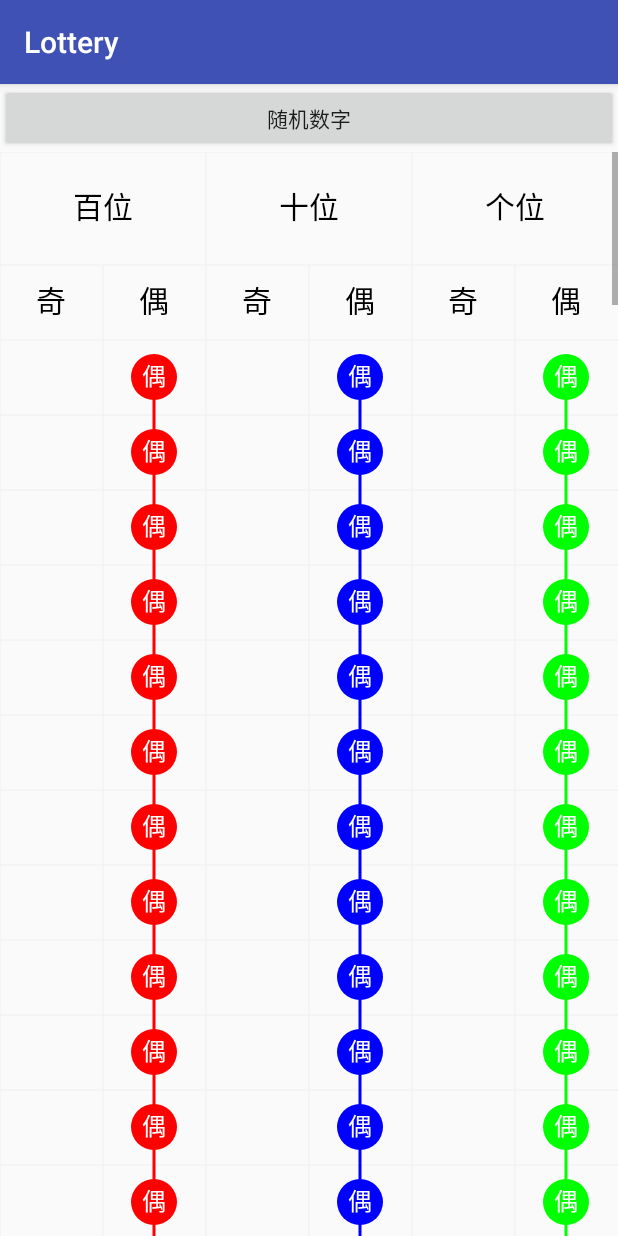
After one commit to Liberations/LotteryThread, an Android app: the LotteryActivity screen opened directly, with no data from a screen before it, on a phone screen of 412 x 824 dp. The commit adds this screen. Run offline under Robolectric (Android 15) with nearby library versions, the phone set to English and light mode, and no system bars.

Commit message:
新增3d奇偶图

```diff
--- a/app/src/main/AndroidManifest.xml
+++ b/app/src/main/AndroidManifest.xml
@@ -9,13 +9,15 @@
         android:label="@string/app_name"
         android:supportsRtl="true"
         android:theme="@style/AppTheme">
-        <activity android:name="com.caiyi.lottery.GaoPinActivity">
+        <activity android:name="com.caiyi.lottery.MainActivity">
             <intent-filter>
                 <action android:name="android.intent.action.MAIN" />
 
                 <category android:name="android.intent.category.LAUNCHER" />
             </intent-filter>
         </activity>
+        <activity android:name="com.caiyi.lottery.LotteryActivity" />
+        <activity android:name="com.caiyi.lottery.GaoPinActivity" />
     </application>
 
 </manifest>
--- /dev/null
+++ b/app/src/main/java/com/caiyi/data/BlueBall.java
@@ -0,0 +1,18 @@
+package com.caiyi.data;
+
+import android.graphics.Color;
+
+import com.caiyi.interfaces.ILotteryData;
+
+public class BlueBall implements ILotteryData {
+    public int num;
+    @Override
+    public boolean isOdd() {
+        return num/2==1;
+    }
+
+    @Override
+    public int getBgColor() {
+        return Color.BLUE;
+    }
+}
--- /dev/null
+++ b/app/src/main/java/com/caiyi/data/GreenBall.java
@@ -0,0 +1,19 @@
+package com.caiyi.data;
+
+import android.graphics.Color;
+
+import com.caiyi.interfaces.ILotteryData;
+
+public class GreenBall implements ILotteryData {
+    public int num;
+
+    @Override
+    public boolean isOdd() {
+        return num / 2 == 1;
+    }
+
+    @Override
+    public int getBgColor() {
+        return Color.GREEN;
+    }
+}
--- /dev/null
+++ b/app/src/main/java/com/caiyi/data/RedBall.java
@@ -0,0 +1,19 @@
+package com.caiyi.data;
+
+import android.graphics.Color;
+
+import com.caiyi.interfaces.ILotteryData;
+
+public class RedBall implements ILotteryData {
+    public int num;
+
+    @Override
+    public boolean isOdd() {
+        return num % 2 == 1;
+    }
+
+    @Override
+    public int getBgColor() {
+        return Color.RED;
+    }
+}
--- /dev/null
+++ b/app/src/main/java/com/caiyi/interfaces/ILotteryData.java
@@ -0,0 +1,9 @@
+package com.caiyi.interfaces;
+
+import android.graphics.Color;
+
+public interface ILotteryData {
+    boolean isOdd();//是否奇数
+
+    int getBgColor();//背景颜色
+}
--- /dev/null
+++ b/app/src/main/java/com/caiyi/lottery/LotteryActivity.java
@@ -0,0 +1,58 @@
+package com.caiyi.lottery;
+
+import android.os.Bundle;
+import android.support.annotation.Nullable;
+import android.support.v7.app.AppCompatActivity;
+import android.view.View;
+
+import com.caiyi.data.BlueBall;
+import com.caiyi.data.GreenBall;
+import com.caiyi.data.RedBall;
+import com.caiyi.interfaces.ILotteryData;
+import com.caiyi.ui.LotteryView;
+import com.lottery9188.Activity.R;
+
+import java.util.ArrayList;
+import java.util.List;
+import java.util.Random;
+
+public class LotteryActivity extends AppCompatActivity {
+    private LotteryView lotteryView;
+    List<ILotteryData> hundreds = new ArrayList<>();
+    List<ILotteryData> tens = new ArrayList<>();
+    List<ILotteryData> units = new ArrayList<>();
+
+    @Override
+    protected void onCreate(@Nullable Bundle savedInstanceState) {
+        super.onCreate(savedInstanceState);
+        setContentView(R.layout.activity_lottery);
+        lotteryView = (LotteryView) findViewById(R.id.lv);
+        test();
+    }
+
+    public void testData(View view) {
+        test();
+    }
+
+    private void test() {
+        hundreds.clear();
+        tens.clear();
+        units.clear();
+        for (int i = 0; i < 100; i++) {
+            RedBall redBall = new RedBall();
+            redBall.num =new Random().nextInt(10);
+            hundreds.add(redBall);
+        }
+        for (int i = 0; i < 100; i++) {
+            BlueBall blueBall = new BlueBall();
+            blueBall.num =new  Random().nextInt(10);
+            tens.add(blueBall);
+        }
+        for (int i = 0; i < 100; i++) {
+            GreenBall greenBall = new GreenBall();
+            greenBall.num =new  Random().nextInt(10);
+            units.add(greenBall);
+        }
+        lotteryView.setData(hundreds,tens,units);
+    }
+}
--- /dev/null
+++ b/app/src/main/java/com/caiyi/lottery/MainActivity.java
@@ -0,0 +1,25 @@
+package com.caiyi.lottery;
+
+import android.content.Intent;
+import android.os.Bundle;
+import android.support.annotation.Nullable;
+import android.support.v7.app.AppCompatActivity;
+import android.view.View;
+
+import com.lottery9188.Activity.R;
+
+public class MainActivity extends AppCompatActivity {
+    @Override
+    protected void onCreate(@Nullable Bundle savedInstanceState) {
+        super.onCreate(savedInstanceState);
+        setContentView(R.layout.activity_main);
+    }
+
+    public void testLottery(View view) {
+        startActivity(new Intent(this,LotteryActivity.class));
+    }
+
+    public void testTrendView(View view) {
+        startActivity(new Intent(this,GaoPinActivity.class));
+    }
+}
--- /dev/null
+++ b/app/src/main/java/com/caiyi/ui/LotteryView.java
@@ -0,0 +1,216 @@
+package com.caiyi.ui;
+
+import android.content.Context;
+import android.content.res.Resources;
+import android.content.res.TypedArray;
+import android.graphics.Canvas;
+import android.graphics.Color;
+import android.graphics.Paint;
+import android.support.annotation.Nullable;
+import android.util.AttributeSet;
+import android.util.Log;
+import android.view.MotionEvent;
+import android.view.View;
+import android.view.ViewGroup;
+import android.widget.RelativeLayout;
+import android.widget.ScrollView;
+import android.widget.Scroller;
+import android.widget.TextView;
+
+import com.caiyi.interfaces.ILotteryData;
+import com.lottery9188.Activity.R;
+
+import java.util.ArrayList;
+import java.util.List;
+
+public class LotteryView extends View {
+    private Context context;
+    private List<ILotteryData> hundreds;
+    private List<ILotteryData> tens;
+    private List<ILotteryData> units;
+    private int divColor;// 分割线颜色
+    private int ballTextColor;// 球上字体颜色
+    private int ballTextSize;// 球上字体大小
+    private int headTextColor;// 个十百字体颜色
+    private int headTextSize;// 个十百字体大小
+    private int head2TextColor;// 顶部奇偶字体颜色
+    private int head2TextSize;// 顶部奇偶字体大小
+    private int divWidth;//分割线宽度
+    private int ballLineWidth;//连接线宽度
+    private int ballBgHeight;
+    private int headHeight;//顶部高度
+    private int ballBgWidth;
+    private int ballRadius;//球的半径
+    protected Paint mPaint = new Paint(Paint.ANTI_ALIAS_FLAG);
+    protected Paint mTextPaint = new Paint(Paint.ANTI_ALIAS_FLAG);
+    private static final String TAG = "LotteryView";
+    private int height;
+
+    public LotteryView(Context context) {
+        this(context, null, 0);
+    }
+
+    public LotteryView(Context context, @Nullable AttributeSet attrs) {
+        this(context, attrs, 0);
+    }
+
+    public LotteryView(Context context, @Nullable AttributeSet attrs, int defStyleAttr) {
+        super(context, attrs, defStyleAttr);
+        this.context = context;
+        Resources resources = context.getResources();
+        hundreds = new ArrayList<>();
+        tens = new ArrayList<>();
+        units = new ArrayList<>();
+
+        TypedArray typedArray = context.obtainStyledAttributes(attrs, R.styleable.myLottery);
+        divColor = typedArray.getColor(R.styleable.myLottery_divColor, Color.GRAY);//分割线颜色
+        divWidth = typedArray.getDimensionPixelSize(R.styleable.myLottery_divWidth, 4);//分割线宽度
+        ballBgHeight = typedArray.getDimensionPixelSize(R.styleable.myLottery_ballBgHeight, 120);//每个网格高度
+        ballLineWidth = typedArray.getDimensionPixelSize(R.styleable.myLottery_ballLineWidth, 4);//球连接线的宽度
+        headHeight = typedArray.getDimensionPixelSize(R.styleable.myLottery_headHeight, 240);//抬头高度
+        ballRadius = typedArray.getDimensionPixelSize(R.styleable.myLottery_ballRadius, 45);//每个球的半径
+        ballTextColor = typedArray.getColor(R.styleable.myLottery_ballTextColor, Color.WHITE);//颜色
+        ballTextSize = typedArray.getDimensionPixelSize(R.styleable.myLottery_ballTextSize, 30);//字体大小
+        headTextColor = typedArray.getColor(R.styleable.myLottery_headTextColor, Color.BLACK);//颜色
+        headTextSize = typedArray.getDimensionPixelSize(R.styleable.myLottery_headTextSize, 30);//字体大小
+        head2TextColor = typedArray.getColor(R.styleable.myLottery_head2TextColor, Color.BLACK);//颜色
+        head2TextSize = typedArray.getDimensionPixelSize(R.styleable.myLottery_head2TextSize, 30);//字体大小
+        typedArray.recycle();
+    }
+
+    @Override
+    protected void onDraw(Canvas canvas) {
+        super.onDraw(canvas);
+        drawXYLine(canvas);
+        drawBall(canvas, 0, hundreds);
+        drawBall(canvas, 2 * ballBgWidth, tens);
+        drawBall(canvas, 4 * ballBgWidth, units);
+    }
+
+    private void drawBall(Canvas canvas, int startX, List<ILotteryData> datas) {
+        //初始化起点
+        for (int i = 0; i < datas.size(); i++) {
+            ILotteryData data = datas.get(i);
+            int centerX = data.isOdd() ? startX + ballBgWidth / 2 : startX + (int) (1.5 * ballBgWidth);
+            int centerY = (int) (headHeight + 1.5 * ballBgHeight + i * ballBgHeight);
+            mPaint.setColor(data.getBgColor());
+            canvas.drawCircle(centerX, centerY, ballRadius, mPaint);
+            if (i + 1 <= datas.size() - 1) {
+                int nextI = i + 1;
+                ILotteryData nextData = datas.get(nextI);
+
+                int nextCenterX = nextData.isOdd() ? startX + ballBgWidth / 2 : startX + (int) (1.5 * ballBgWidth);
+                int nextCenterY = (int) (headHeight + 1.5 * ballBgHeight + nextI * ballBgHeight);
+                mPaint.setStrokeWidth(ballLineWidth);
+                canvas.drawLine(centerX, centerY, nextCenterX, nextCenterY, mPaint);
+            }
+            canvas.save();
+            String text;
+            if (data.isOdd()) {
+                text = "奇";
+            } else {
+                text = "偶";
+            }
+            canvas.translate(centerX, centerY);
+            mTextPaint.setColor(ballTextColor);
+            mTextPaint.setTextSize(ballTextSize);
+            float textWidth = mTextPaint.measureText(text);
+            float baseLineY = Math.abs(mTextPaint.ascent() + mTextPaint.descent()) / 2;
+            canvas.drawText(text, -textWidth / 2, baseLineY, mTextPaint);
+            canvas.restore();
+        }
+    }
+
+
+    private void drawXYLine(Canvas canvas) {
+        mPaint.setColor(divColor);
+        mPaint.setStrokeWidth(divWidth);
+        //绘制X轴
+        canvas.drawLine(0, 0, getWidth(), 0, mPaint);
+        for (int i = 0; i <= hundreds.size(); i++) {
+            canvas.drawLine(0, headHeight + i * ballBgHeight, getWidth(), headHeight + i * ballBgHeight, mPaint);
+        }
+
+        //绘制Y轴
+        for (int i = 0; i < 6; i++) {
+            int startY = 0;
+            //奇数线留空
+            if (i % 2 == 1) {
+                startY = headHeight;
+            }
+            Log.d(TAG, "drawXYLine: " + startY);
+            canvas.drawLine(i * ballBgWidth, startY, i * ballBgWidth, getHeight(), mPaint);
+        }
+        //绘制个十百
+        drawTopText(canvas, "百位", ballBgWidth, headHeight / 2);
+        drawTopText(canvas, "十位", ballBgWidth * 3, headHeight / 2);
+        drawTopText(canvas, "个位", ballBgWidth * 5, headHeight / 2);
+
+        //绘制奇偶
+        drawTopOdd(canvas);
+
+
+    }
+
+    //绘制奇偶
+    private void drawTopOdd(Canvas canvas) {
+        canvas.save();
+        canvas.translate(0, headHeight + ballBgHeight / 2);
+        mTextPaint.setTextSize(head2TextSize);
+        mTextPaint.setColor(head2TextColor);
+        String text;
+        for (int i = 0; i < 6; i++) {
+            if (i % 2 == 0) {
+                text = "奇";
+            } else {
+                text = "偶";
+            }
+            int tempWidth;
+            tempWidth = i == 0 ? ballBgWidth / 2 : ballBgWidth;
+            canvas.translate(tempWidth, 0);
+            float textWidth = mTextPaint.measureText(text);
+            float baseLineY = Math.abs(mTextPaint.ascent() + mTextPaint.descent()) / 2;
+            canvas.drawText(text, -textWidth / 2, baseLineY, mTextPaint);
+        }
+        canvas.restore();
+    }
+
+
+    private void drawTopText(Canvas canvas, String text, int dx, int dy) {
+        canvas.save();
+        canvas.translate(dx, dy);
+        mTextPaint.setTextSize(headTextSize);
+        mTextPaint.setColor(headTextColor);
+        float textWidth = mTextPaint.measureText(text);
+        float baseLineY = Math.abs(mTextPaint.ascent() + mTextPaint.descent()) / 2;
+        canvas.drawText(text, -textWidth / 2, baseLineY, mTextPaint);
+        canvas.restore();
+    }
+
+    @Override
+    protected void onMeasure(int widthMeasureSpec, int heightMeasureSpec) {
+        int widthSize = MeasureSpec.getSize(widthMeasureSpec);
+        int heightSize = MeasureSpec.getSize(heightMeasureSpec);
+        ballBgWidth = widthSize / 6;
+        Log.d(TAG, "onMeasure: " + widthSize);
+        if (height != 0) {
+            setMeasuredDimension(widthSize, height);
+            return;
+        }
+        setMeasuredDimension(widthSize, heightSize);
+
+    }
+
+    public void setData(List<ILotteryData> hundreds,
+                        List<ILotteryData> tens,
+                        List<ILotteryData> units) {
+        this.hundreds = hundreds;
+        this.units = units;
+        this.tens = tens;
+        height = hundreds.size() * ballBgHeight + headHeight + ballBgHeight;
+        invalidate();
+
+    }
+
+
+}
--- a/app/src/main/res/layout/activity_gaopin.xml
+++ b/app/src/main/res/layout/activity_gaopin.xml
@@ -1,5 +1,6 @@
 <?xml version="1.0" encoding="utf-8"?>
 <LinearLayout xmlns:android="http://schemas.android.com/apk/res/android"
+    xmlns:app="http://schemas.android.com/apk/res-auto"
     android:layout_width="match_parent"
     android:layout_height="match_parent"
     android:orientation="vertical">
@@ -9,4 +10,5 @@
         android:layout_width="match_parent"
         android:layout_height="match_parent" />
 
+
 </LinearLayout>
--- /dev/null
+++ b/app/src/main/res/layout/activity_lottery.xml
@@ -0,0 +1,29 @@
+<?xml version="1.0" encoding="utf-8"?>
+<LinearLayout xmlns:android="http://schemas.android.com/apk/res/android"
+    xmlns:app="http://schemas.android.com/apk/res-auto"
+    android:orientation="vertical"
+    android:layout_width="match_parent"
+    android:layout_height="match_parent">
+    <Button
+        android:layout_width="match_parent"
+        android:layout_height="45dp"
+        android:onClick="testData"
+        android:text="随机数字" />
+    <ScrollView
+        android:layout_width="match_parent"
+        android:layout_height="match_parent">
+
+        <com.caiyi.ui.LotteryView
+            android:id="@+id/lv"
+            android:layout_width="match_parent"
+            android:layout_height="match_parent"
+            app:ballBgHeight="50dp"
+            app:ballLineWidth="2dp"
+            app:ballRadius="15dp"
+            app:ballTextColor="#ffffff"
+            app:ballTextSize="16sp"
+            app:divColor="#efefef"
+            app:divWidth="0.5dp"
+            app:headHeight="75dp" />
+    </ScrollView>
+</LinearLayout>
--- /dev/null
+++ b/app/src/main/res/layout/activity_main.xml
@@ -0,0 +1,16 @@
+<?xml version="1.0" encoding="utf-8"?>
+<LinearLayout xmlns:android="http://schemas.android.com/apk/res/android"
+    android:orientation="vertical" android:layout_width="match_parent"
+    android:layout_height="match_parent">
+
+    <Button
+        android:text="趋势图"
+        android:onClick="testTrendView"
+        android:layout_width="match_parent"
+        android:layout_height="45dp" />
+    <Button
+        android:onClick="testLottery"
+        android:text="3D奇偶图"
+        android:layout_width="match_parent"
+        android:layout_height="45dp" />
+</LinearLayout>
--- a/app/src/main/res/values/styles.xml
+++ b/app/src/main/res/values/styles.xml
@@ -8,4 +8,18 @@
         <item name="colorAccent">@color/colorAccent</item>
     </style>
 
+    <declare-styleable name="myLottery">
+        <attr name="divColor" format="color"/>
+        <attr name="divWidth" format="dimension"/>
+        <attr name="ballBgHeight" format="dimension"/>
+        <attr name="ballLineWidth" format="dimension" />
+        <attr name="ballRadius" format="dimension" />
+        <attr name="headHeight" format="dimension" />
+        <attr name="ballTextSize" format="dimension" />
+        <attr name="ballTextColor" format="color" />
+        <attr name="headTextSize" format="dimension" />
+        <attr name="headTextColor" format="color" />
+        <attr name="head2TextSize" format="dimension" />
+        <attr name="head2TextColor" format="color" />
+    </declare-styleable>
 </resources>
```
Also changed, not shown: app/src/main/java/com/caiyi/lottery/GaoPinActivity.java (+12 -2 lines).
